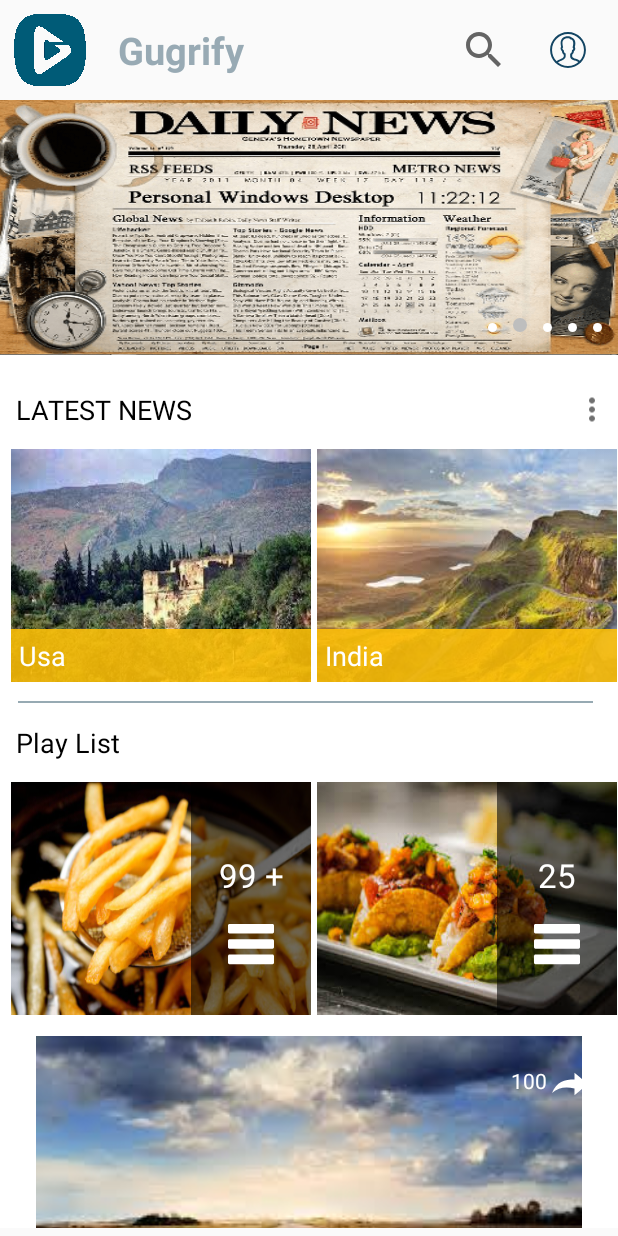
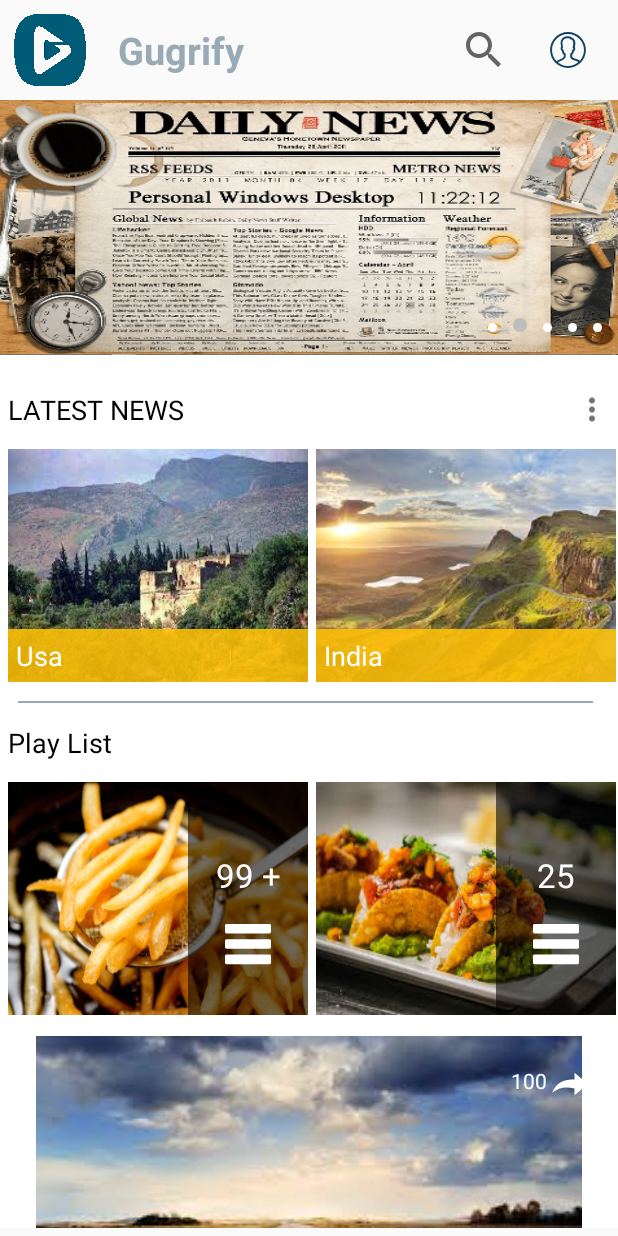
Before and after one commit to abhi93shekJha/newsApplication, an Android app: the DashboardActivity screen opened directly, with no data from a screen before it, on a phone screen of 412 x 824 dp. Run offline under Robolectric (Android 15) with nearby library versions, the phone set to English and light mode, and no system bars; our stand-ins replace ButterKnife, CircleImageView; libraries missing offline, so code that uses them is left out: com.flaviofaria.kenburnsview, com.github.rubensousa.gravitysnaphelper; plain views replace KenBurnsView; pictures from the network do not load; 5 statements that could not run were skipped.

Commit message:
list item, list single card, list single card play list dashboard activity work

```diff
--- a/app/src/main/res/layout/list_item.xml
+++ b/app/src/main/res/layout/list_item.xml
@@ -13,7 +13,7 @@
         android:layout_height="wrap_content"
         android:layout_marginLeft="0dp"
         android:layout_marginBottom="0dp"
-        android:paddingLeft="5dp"
+        android:paddingLeft="0dp"
         android:orientation="vertical">
 
         <RelativeLayout
--- a/app/src/main/res/layout/list_single_card.xml
+++ b/app/src/main/res/layout/list_single_card.xml
@@ -7,8 +7,8 @@
     <FrameLayout
         android:layout_width="fill_parent"
         android:layout_height="match_parent"
-        android:layout_marginLeft="2dp"
-        android:layout_marginRight="2dp">
+        android:layout_marginLeft="5dp"
+        android:layout_marginRight="0dp">
 
         <ImageView
             android:fitsSystemWindows="true"
--- a/app/src/main/res/layout/list_single_card_paly_list.xml
+++ b/app/src/main/res/layout/list_single_card_paly_list.xml
@@ -9,8 +9,8 @@
     <FrameLayout
         android:layout_width="fill_parent"
         android:layout_height="match_parent"
-        android:layout_marginLeft="2dp"
-        android:layout_marginRight="2dp">
+        android:layout_marginLeft="5dp"
+        android:layout_marginRight="0dp">
 
         <ImageView
             android:id="@+id/itemImage"
```
